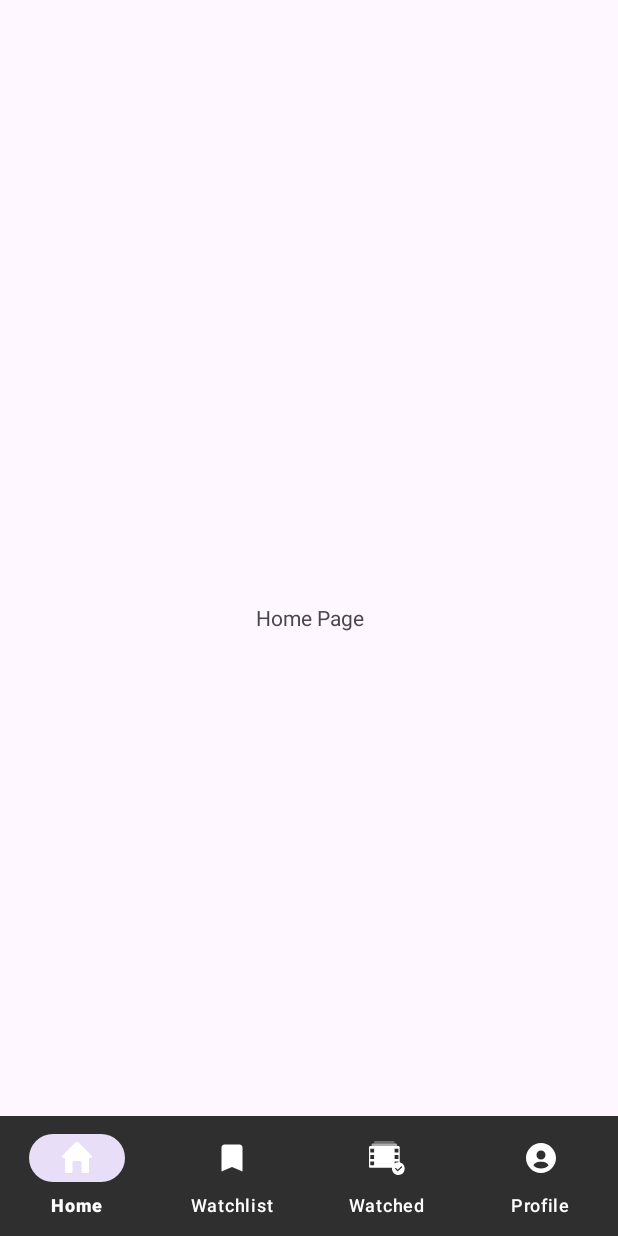
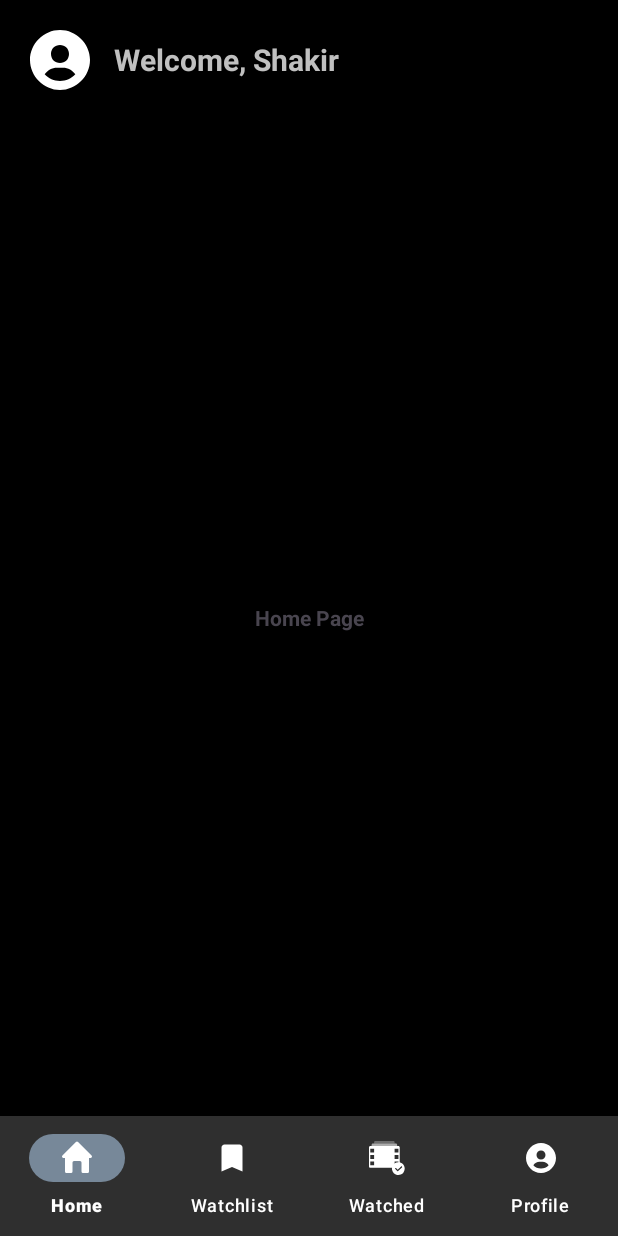
Before and after one commit to Mys7erio/MovieMate, an Android app: the screen it shows after launch (MainActivity), on a phone screen of 412 x 824 dp. Run offline under Robolectric (Android 15) with nearby library versions, the phone set to English and light mode, and no system bars.

Commit message:
UI updates

```diff
--- a/app/src/main/res/layout/activity_main.xml
+++ b/app/src/main/res/layout/activity_main.xml
@@ -15,6 +15,7 @@
         android:id="@+id/bottomNavView"
         android:layout_width="match_parent"
         android:layout_height="wrap_content"
+        app:itemActiveIndicatorStyle="@style/App.Custom.ActiveIndicator"
         app:itemBackground="@color/fg_dark"
         app:itemIconTint="@color/white"
         app:itemTextColor="@color/white"
--- a/app/src/main/res/layout/fragment_home.xml
+++ b/app/src/main/res/layout/fragment_home.xml
@@ -1,16 +1,52 @@
 <?xml version="1.0" encoding="utf-8"?>
 <FrameLayout xmlns:android="http://schemas.android.com/apk/res/android"
+    xmlns:app="http://schemas.android.com/apk/res-auto"
     xmlns:tools="http://schemas.android.com/tools"
     android:layout_width="match_parent"
     android:layout_height="match_parent"
+    android:background="@color/black"
+    android:padding="16sp"
     tools:context=".HomeFragment">
 
-    <!-- TODO: Update blank fragment layout -->
+    <LinearLayout
+        android:layout_width="match_parent"
+        android:layout_height="wrap_content"
+        android:orientation="horizontal">
+
+        <androidx.cardview.widget.CardView
+            android:layout_width="wrap_content"
+            android:layout_height="wrap_content"
+            app:cardBackgroundColor="@android:color/transparent"
+            app:cardCornerRadius="24sp">
+
+            <ImageView
+                android:id="@+id/imageView2"
+                android:layout_width="48sp"
+                android:layout_height="48sp"
+                android:importantForAccessibility="no"
+                android:src="@drawable/ic_user_circle" />
+
+        </androidx.cardview.widget.CardView>
+
+        <TextView
+            android:id="@+id/textView"
+            android:layout_width="wrap_content"
+            android:layout_height="wrap_content"
+            android:text="Welcome, Shakir"
+            android:textStyle="bold"
+            android:layout_marginHorizontal="12sp"
+            android:layout_gravity="center"
+            android:textColor="@color/offwhite"
+            android:textSize="20sp" />
+    </LinearLayout>
+
     <TextView
         android:id="@+id/fragment_home"
         android:layout_width="match_parent"
         android:layout_height="match_parent"
         android:gravity="center"
-        android:text="@string/home_page" />
+        android:text="@string/home_page"
+        android:textStyle="bold" />
+
 
 </FrameLayout>
--- a/app/src/main/res/layout/fragment_profile.xml
+++ b/app/src/main/res/layout/fragment_profile.xml
@@ -3,6 +3,7 @@
     xmlns:tools="http://schemas.android.com/tools"
     android:layout_width="match_parent"
     android:layout_height="match_parent"
+    android:background="@color/black"
     tools:context=".ProfileFragment">
 
     <!-- TODO: Update blank fragment layout -->
--- a/app/src/main/res/layout/fragment_watched.xml
+++ b/app/src/main/res/layout/fragment_watched.xml
@@ -3,6 +3,7 @@
     xmlns:tools="http://schemas.android.com/tools"
     android:layout_width="match_parent"
     android:layout_height="match_parent"
+    android:background="@color/black"
     tools:context=".WatchedFragment">
 
     <!-- TODO: Update blank fragment layout -->
--- a/app/src/main/res/layout/fragment_watchlist.xml
+++ b/app/src/main/res/layout/fragment_watchlist.xml
@@ -3,6 +3,7 @@
     xmlns:tools="http://schemas.android.com/tools"
     android:layout_width="match_parent"
     android:layout_height="match_parent"
+    android:background="@color/black"
     tools:context=".WatchlistFragment">
 
     <!-- TODO: Update blank fragment layout -->
--- a/app/src/main/res/values/colors.xml
+++ b/app/src/main/res/values/colors.xml
@@ -1,7 +1,9 @@
 <?xml version="1.0" encoding="utf-8"?>
 <resources>
+    <color name="primary">#DC143C</color>
+    <color name="secondary">#778899</color>
     <color name="black">#FF000000</color>
     <color name="white">#FFFFFFFF</color>
     <color name="fg_dark">#2F2F2F</color>
-
+    <color name="offwhite">#C0C0C0</color>
 </resources>
--- a/app/src/main/res/values/strings.xml
+++ b/app/src/main/res/values/strings.xml
@@ -1,13 +1,16 @@
 <resources>
     <string name="app_name">MovieMate</string>
+
+    <!--    Menu Item Names-->
     <string name="menuitem_home">Home</string>
     <string name="menuitem_watchlist">Watchlist</string>
     <string name="menuitem_watched">Watched</string>
     <string name="menuitem_profile">Profile</string>
+
+    <!--    -->
     <string name="home_page">Home Page</string>
-    <!-- TODO: Remove or change this placeholder text -->
     <string name="profile_page">Profile Page</string>
+    <string name="watchlist">Watchlist Page</string>
     <string name="watched_fragment">Watched Page</string>
-    <string name="watchlist">Watchlist</string>
 
 </resources>
--- a/app/src/main/res/values/themes.xml
+++ b/app/src/main/res/values/themes.xml
@@ -6,4 +6,9 @@
     </style>
 
     <style name="Theme.MovieMate" parent="Base.Theme.MovieMate" />
+
+    <style name="App.Custom.ActiveIndicator" parent="Widget.Material3.BottomNavigationView.ActiveIndicator">
+        <item name="android:color">@color/secondary</item>
+    </style>
+
 </resources>
```
